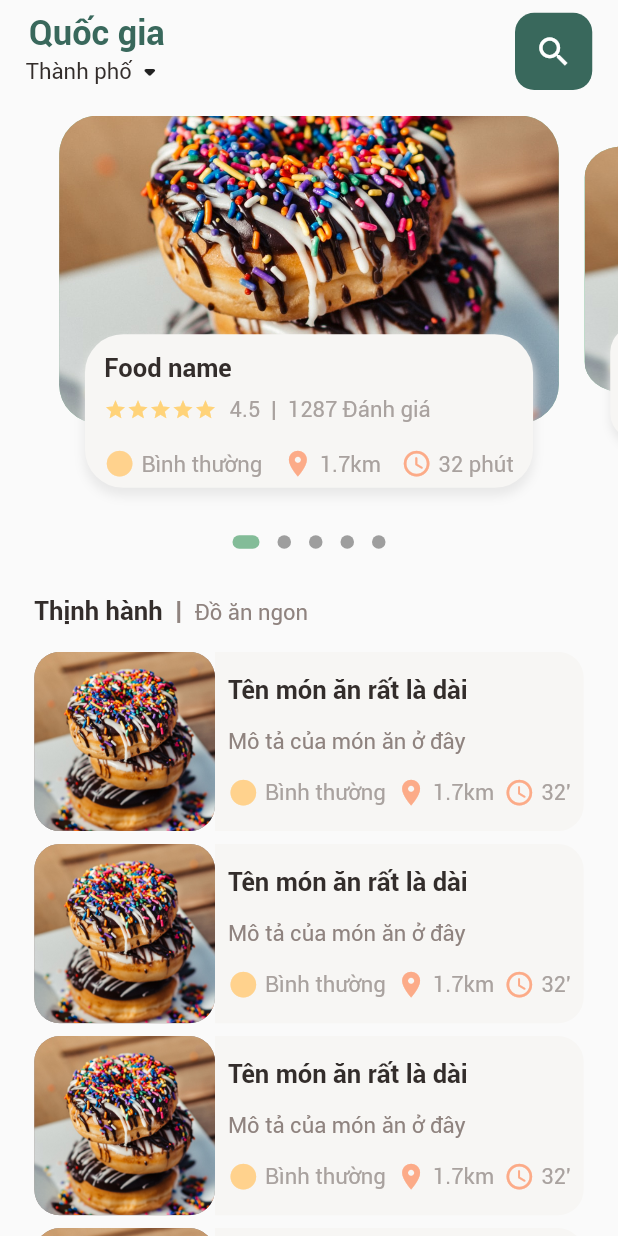
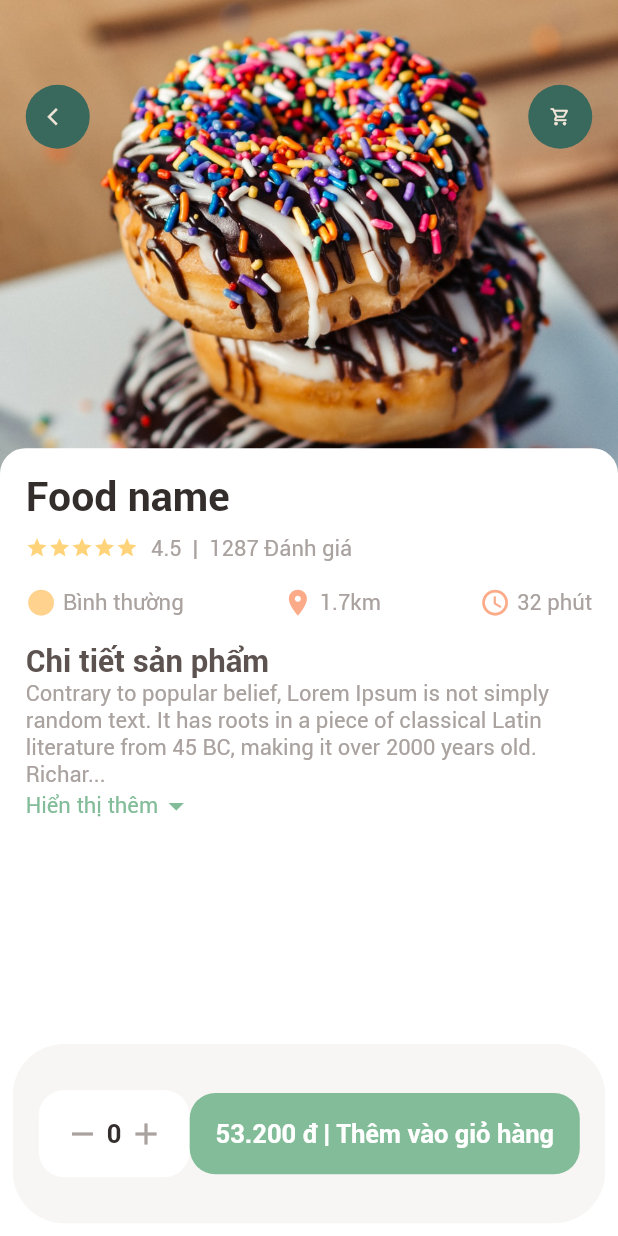
Before and after one commit to Dat0309/food-delivery-project, a Flutter app: the screen it shows after launch, on a phone screen of 412 x 824 dp. Run offline on Flutter 3.47's test engine with Material 2 defaults, Android fonts, the phone set to English and light mode, and no system bars; drawn by our look-alikes of dots_indicator; our stand-ins replace get.

Commit message:
Food details

```diff
--- a/food_delivery_app/lib/main.dart
+++ b/food_delivery_app/lib/main.dart
@@ -1,4 +1,5 @@
 import 'package:flutter/material.dart';
+import 'package:food_delivery_app/views/food_detail/food_detail.dart';
 import 'package:food_delivery_app/views/home/home_page.dart';
 import 'package:get/get.dart';
 
@@ -18,7 +19,7 @@ class MyApp extends StatelessWidget {
       theme: ThemeData(
         primarySwatch: Colors.blue,
       ),
-      home: const HomePage(),
+      home: const FoodDetail(),
     );
   }
 }
--- a/food_delivery_app/lib/utils/dimensions.dart
+++ b/food_delivery_app/lib/utils/dimensions.dart
@@ -17,6 +17,7 @@ class Dimensions {
   static double widthPadding15 = screenWidth / 32;
   static double widthPadding17 = screenWidth / 28;
   static double heightPadding20 = screenHeight / 48.265;
+  static double widthPadding20 = screenWidth / 24;
   static double widthPadding25 = screenWidth / 18;
   static double heightPadding30 = screenHeight / 32.17;
   static double widthPadding30 = screenWidth / 16;
@@ -31,9 +32,17 @@ class Dimensions {
 
   //icon size
   static double iconSize24 = screenHeight / 40.22;
+  static double iconSize16 = screenHeight / 60.33;
+  static double iconSize50 = screenHeight / 19.309;
 
   // view size
   static double height1000 = screenHeight / 0.9653;
   static double height140 = screenHeight / 6.895;
   static double width140 = screenWidth / 3.42;
+  static double height350 = screenHeight / 2.758;
+  static double height120 = screenHeight / 8.04;
+
+  //font
+  static double font32 = screenHeight / 30.16;
+  static double font24 = screenHeight / 39.84;
 }
--- /dev/null
+++ b/food_delivery_app/lib/views/food_detail/food_detail.dart
@@ -0,0 +1,234 @@
+import 'package:flutter/material.dart';
+import 'package:food_delivery_app/constant/constant.dart';
+import 'package:food_delivery_app/utils/dimensions.dart';
+import 'package:food_delivery_app/widgets/app_icon.dart';
+import 'package:food_delivery_app/widgets/big_text.dart';
+import 'package:food_delivery_app/widgets/expanable_text_widget.dart';
+import 'package:food_delivery_app/widgets/icon_and_text.dart';
+import 'package:food_delivery_app/widgets/small_text.dart';
+
+class FoodDetail extends StatefulWidget {
+  const FoodDetail({Key? key}) : super(key: key);
+
+  @override
+  State<FoodDetail> createState() => _FoodDetailState();
+}
+
+class _FoodDetailState extends State<FoodDetail> {
+  @override
+  Widget build(BuildContext context) {
+    return Scaffold(
+      backgroundColor: Colors.white,
+      body: Stack(
+        children: [
+          Positioned(
+            left: 0,
+            right: 0,
+            child: Container(
+              width: double.maxFinite,
+              height: 370,
+              decoration: BoxDecoration(
+                image: DecorationImage(
+                  fit: BoxFit.cover,
+                  image: AssetImage(
+                    'assets/images/food1.jpg',
+                  ),
+                ),
+              ),
+            ),
+          ),
+          Positioned(
+            top: Dimensions.heightPadding60 + 5,
+            left: Dimensions.widthPadding20,
+            right: Dimensions.widthPadding20,
+            child: Row(
+              mainAxisAlignment: MainAxisAlignment.spaceBetween,
+              children: const [
+                AppIcon(
+                  icon: Icons.arrow_back_ios,
+                ),
+                AppIcon(
+                  icon: Icons.shopping_cart_outlined,
+                ),
+              ],
+            ),
+          ),
+          Positioned(
+            left: 0,
+            right: 0,
+            top: Dimensions.height350,
+            bottom: 0,
+            child: Container(
+              padding: EdgeInsets.only(
+                left: Dimensions.widthPadding20,
+                right: Dimensions.widthPadding20,
+                top: Dimensions.heightPadding20,
+              ),
+              decoration: BoxDecoration(
+                borderRadius: BorderRadius.only(
+                  topRight: Radius.circular(Dimensions.radius20),
+                  topLeft: Radius.circular(Dimensions.radius20),
+                ),
+                color: Colors.white,
+              ),
+              child: Column(
+                crossAxisAlignment: CrossAxisAlignment.start,
+                children: [
+                  Column(
+                    crossAxisAlignment: CrossAxisAlignment.start,
+                    children: [
+                      Padding(
+                        padding:
+                            EdgeInsets.only(bottom: Dimensions.heightPadding10),
+                        child: BigText(
+                          text: 'Food name',
+                          size: Dimensions.font32,
+                        ),
+                      ),
+                      Padding(
+                        padding:
+                            EdgeInsets.only(bottom: Dimensions.heightPadding20),
+                        child: Row(
+                          children: [
+                            Padding(
+                              padding: EdgeInsets.only(
+                                  right: Dimensions.heightPadding10),
+                              child: Wrap(
+                                children: List.generate(
+                                  5,
+                                  (index) => const Icon(
+                                    Icons.star,
+                                    color: AppColors.yellowColor,
+                                    size: 15,
+                                  ),
+                                ),
+                              ),
+                            ),
+                            SmallText(
+                              text: '4.5  |  1287 Đánh giá',
+                              color: AppColors.signColor,
+                            ),
+                          ],
+                        ),
+                      ),
+                      Row(
+                        mainAxisAlignment: MainAxisAlignment.spaceBetween,
+                        children: [
+                          IconAndText(
+                            icon: Icons.circle_sharp,
+                            text: 'Bình thường',
+                            textColor: AppColors.signColor,
+                            iconColor: AppColors.primaryIconColor,
+                          ),
+                          IconAndText(
+                            icon: Icons.location_on,
+                            text: '1.7km',
+                            textColor: AppColors.signColor,
+                            iconColor: AppColors.secondaryIconColor,
+                          ),
+                          IconAndText(
+                            icon: Icons.access_time_rounded,
+                            text: '32 phút',
+                            textColor: AppColors.signColor,
+                            iconColor: AppColors.secondaryIconColor,
+                          ),
+                        ],
+                      ),
+                    ],
+                  ),
+                  SizedBox(
+                    height: Dimensions.heightPadding20,
+                  ),
+                  BigText(
+                    text: 'Chi tiết sản phẩm',
+                    color: AppColors.titleColor,
+                    size: Dimensions.font24,
+                  ),
+                  const Expanded(
+                    child: SingleChildScrollView(
+                      physics: BouncingScrollPhysics(),
+                      child: ExpandableTextWidget(
+                        text:
+                            "Contrary to popular belief, Lorem Ipsum is not simply random text. It has roots in a piece of classical Latin literature from 45 BC, making it over 2000 years old. Richard McClintock, a Latin professor at Hampden-Sydney College in Virginia, looked up one of the more obscure Latin words, consectetur, from a Lorem Ipsum passage, and going through the cites of the word in classical literature, discovered the undoubtable source. Lorem Ipsum comes from sections 1.10.32 and 1.10.33 of (The Extremes of Good and Evil) by Cicero, written in 45 BC. This book is a treatise on the theory of ethics, very popular during the Renaissance. The first line of Lorem Ipsum, comes from a line in section 1.10.32.",
+                      ),
+                    ),
+                  ),
+                ],
+              ),
+            ),
+          ),
+        ],
+      ),
+      bottomNavigationBar: Container(
+        margin: EdgeInsets.only(
+          bottom: Dimensions.heightPadding10,
+          left: Dimensions.widthPadding10,
+          right: Dimensions.widthPadding10,
+        ),
+        height: Dimensions.height140,
+        padding: EdgeInsets.only(
+          top: Dimensions.heightPadding30,
+          bottom: Dimensions.heightPadding30,
+          left: Dimensions.widthPadding20,
+          right: Dimensions.widthPadding20,
+        ),
+        decoration: BoxDecoration(
+          borderRadius: BorderRadius.circular(Dimensions.radius20 * 2),
+          color: AppColors.buttoBackgroundColor,
+        ),
+        child: Row(
+          mainAxisAlignment: MainAxisAlignment.spaceBetween,
+          children: [
+            Container(
+              padding: EdgeInsets.only(
+                top: Dimensions.heightPadding20,
+                bottom: Dimensions.heightPadding20,
+                left: Dimensions.widthPadding20,
+                right: Dimensions.widthPadding20,
+              ),
+              decoration: BoxDecoration(
+                borderRadius: BorderRadius.circular(Dimensions.radius20),
+                color: Colors.white,
+              ),
+              child: Row(
+                children: [
+                  const Icon(
+                    Icons.remove,
+                    color: AppColors.signColor,
+                  ),
+                  SizedBox(
+                    width: Dimensions.widthPadding5,
+                  ),
+                  BigText(text: '0'),
+                  SizedBox(
+                    width: Dimensions.widthPadding5,
+                  ),
+                  const Icon(
+                    Icons.add,
+                    color: AppColors.signColor,
+                  ),
+                ],
+              ),
+            ),
+            Container(
+              padding: EdgeInsets.only(
+                top: Dimensions.heightPadding20,
+                bottom: Dimensions.heightPadding20,
+                left: Dimensions.widthPadding20,
+                right: Dimensions.widthPadding20,
+              ),
+              decoration: BoxDecoration(
+                borderRadius: BorderRadius.circular(Dimensions.radius20),
+                color: AppColors.primaryBgColor,
+              ),
+              child: BigText(
+                text: '53.200 đ | Thêm vào giỏ hàng',
+                color: Colors.white,
+              ),
+            ),
+          ],
+        ),
+      ),
+    );
+  }
+}
--- /dev/null
+++ b/food_delivery_app/lib/widgets/app_icon.dart
@@ -0,0 +1,36 @@
+import 'package:flutter/material.dart';
+import 'package:food_delivery_app/constant/constant.dart';
+import 'package:food_delivery_app/utils/dimensions.dart';
+
+class AppIcon extends StatelessWidget {
+  final IconData? icon;
+  final Color? backgroundColor;
+  final Color? iconColor;
+  final double size;
+
+  const AppIcon({
+    Key? key,
+    required this.icon,
+    this.backgroundColor = AppColors.primaryColor,
+    this.iconColor = AppColors.secondaryColor,
+    this.size = 0,
+  }) : super(key: key);
+
+  @override
+  Widget build(BuildContext context) {
+    return Container(
+      width: size == 0 ? Dimensions.iconSize50 : size,
+      height: size == 0 ? Dimensions.iconSize50 : size,
+      decoration: BoxDecoration(
+        borderRadius: BorderRadius.circular(
+            size == 0 ? Dimensions.iconSize50 / 2 : size / 2),
+        color: backgroundColor,
+      ),
+      child: Icon(
+        icon,
+        color: iconColor,
+        size: size == 0 ? Dimensions.iconSize16 : size,
+      ),
+    );
+  }
+}
--- a/food_delivery_app/lib/widgets/big_text.dart
+++ b/food_delivery_app/lib/widgets/big_text.dart
@@ -25,7 +25,7 @@ class BigText extends StatelessWidget {
         fontFamily: 'Roboto',
         color: color,
         fontSize: size == 0 ? Dimensions.heightPadding20 : size,
-        fontWeight: FontWeight.w800,
+        fontWeight: FontWeight.w700,
       ),
     );
   }
--- /dev/null
+++ b/food_delivery_app/lib/widgets/expanable_text_widget.dart
@@ -0,0 +1,78 @@
+import 'package:flutter/material.dart';
+import 'package:food_delivery_app/constant/constant.dart';
+import 'package:food_delivery_app/utils/dimensions.dart';
+import 'package:food_delivery_app/widgets/small_text.dart';
+
+class ExpandableTextWidget extends StatefulWidget {
+  final String text;
+  const ExpandableTextWidget({
+    Key? key,
+    required this.text,
+  }) : super(key: key);
+
+  @override
+  State<ExpandableTextWidget> createState() => _ExpandableTextWidgetState();
+}
+
+class _ExpandableTextWidgetState extends State<ExpandableTextWidget> {
+  late String firstHalf;
+  late String secondHalf;
+  bool hiddenText = true;
+  double textHeight = Dimensions.screenHeight / 4.8265;
+
+  @override
+  void initState() {
+    // TODO: implement initState
+    super.initState();
+    if (widget.text.length > textHeight) {
+      firstHalf = widget.text.substring(0, textHeight.toInt());
+      secondHalf =
+          widget.text.substring(textHeight.toInt(), widget.text.length);
+    } else {
+      firstHalf = widget.text;
+      secondHalf = "";
+    }
+  }
+
+  @override
+  Widget build(BuildContext context) {
+    return Container(
+      child: secondHalf.isEmpty
+          ? SmallText(
+              text: firstHalf,
+              color: AppColors.signColor,
+            )
+          : Column(
+              children: [
+                SmallText(
+                  text: hiddenText
+                      ? (firstHalf + '...')
+                      : (firstHalf + secondHalf),
+                  color: AppColors.signColor,
+                ),
+                InkWell(
+                  onTap: () {
+                    setState(() {
+                      hiddenText = !hiddenText;
+                    });
+                  },
+                  child: Row(
+                    children: [
+                      SmallText(
+                        text: hiddenText ? 'Hiển thị thêm' : 'Thu gọn',
+                        color: AppColors.primaryBgColor,
+                      ),
+                      Icon(
+                        hiddenText
+                            ? Icons.arrow_drop_down
+                            : Icons.arrow_drop_up,
+                        color: AppColors.primaryBgColor,
+                      ),
+                    ],
+                  ),
+                ),
+              ],
+            ),
+    );
+  }
+}
--- a/food_delivery_app/lib/widgets/small_text.dart
+++ b/food_delivery_app/lib/widgets/small_text.dart
@@ -20,7 +20,6 @@ class SmallText extends StatelessWidget {
   Widget build(BuildContext context) {
     return Text(
       text!,
-      maxLines: 1,
       style: TextStyle(
         fontFamily: 'Roboto',
         color: color,
```
